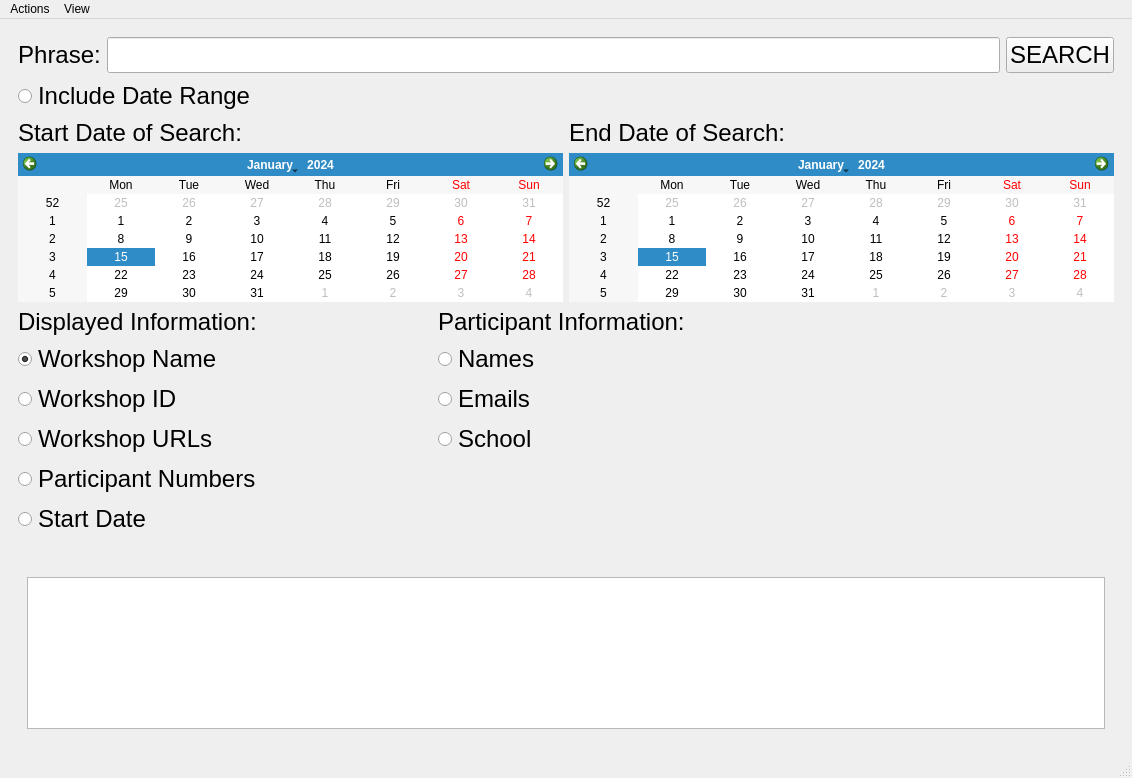
Moontok/WorkshopApp, file Workshop_App/WorkshopProgram.ui: the form before one commit.
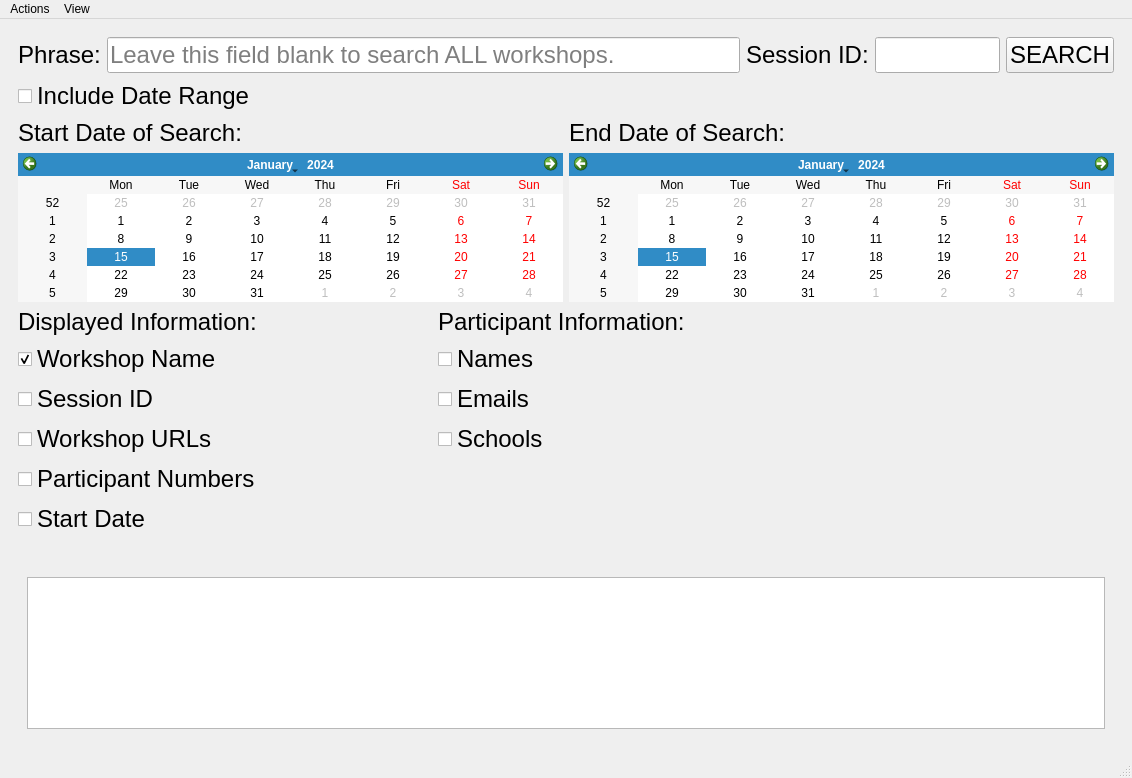
The form after the commit. Icons and pictures are not drawn.

Commit message:
Implemented Search by Session ID
Need to refactor later.

What changed in the file:
```diff
--- a/Workshop_App/WorkshopProgram.ui
+++ b/Workshop_App/WorkshopProgram.ui
@@ -58,6 +58,42 @@
                 <font>
                  <pointsize>18</pointsize>
                 </font>
+               </property>
+               <property name="placeholderText">
+                <string>Leave this field blank to search ALL workshops.</string>
+               </property>
+              </widget>
+             </item>
+             <item>
+              <widget class="QLabel" name="labelWorkshopID">
+               <property name="font">
+                <font>
+                 <pointsize>18</pointsize>
+                </font>
+               </property>
+               <property name="text">
+                <string>Session ID:</string>
+               </property>
+              </widget>
+             </item>
+             <item>
+              <widget class="QLineEdit" name="lineEditWorkshopID">
+               <property name="maximumSize">
+                <size>
+                 <width>125</width>
+                 <height>16777215</height>
+                </size>
+               </property>
+               <property name="font">
+                <font>
+                 <pointsize>18</pointsize>
+                </font>
+               </property>
+               <property name="inputMask">
+                <string/>
+               </property>
+               <property name="maxLength">
+                <number>6</number>
                </property>
               </widget>
              </item>
@@ -76,7 +112,7 @@
             </layout>
            </item>
            <item>
-            <widget class="QRadioButton" name="radioUseDate">
+            <widget class="QCheckBox" name="checkBoxUseDate">
              <property name="font">
               <font>
                <pointsize>18</pointsize>
@@ -148,7 +184,7 @@
                 </widget>
                </item>
                <item>
-                <widget class="QRadioButton" name="radioWsName">
+                <widget class="QCheckBox" name="checkBoxWsName">
                  <property name="font">
                   <font>
                    <pointsize>18</pointsize>
@@ -166,22 +202,19 @@
                 </widget>
                </item>
                <item>
-                <widget class="QRadioButton" name="radioWsID">
+                <widget class="QCheckBox" name="checkBoxWsID">
                  <property name="font">
                   <font>
                    <pointsize>18</pointsize>
                   </font>
                  </property>
                  <property name="text">
-                  <string>Workshop ID</string>
-                 </property>
-                 <property name="autoExclusive">
-                  <bool>false</bool>
+                  <string>Session ID</string>
                  </property>
                 </widget>
                </item>
                <item>
-                <widget class="QRadioButton" name="radioWsURLs">
+                <widget class="QCheckBox" name="checkBoxWsURL">
                  <property name="font">
                   <font>
                    <pointsize>18</pointsize>
@@ -196,7 +229,7 @@
                 </widget>
                </item>
                <item>
-                <widget class="QRadioButton" name="radioPartNumbers">
+                <widget class="QCheckBox" name="checkBoxWsPartNumbers">
                  <property name="font">
                   <font>
                    <pointsize>18</pointsize>
@@ -211,7 +244,7 @@
                 </widget>
                </item>
                <item>
-                <widget class="QRadioButton" name="radioWsStartDate">
+                <widget class="QCheckBox" name="checkBoxWsStartDate">
                  <property name="font">
                   <font>
                    <pointsize>18</pointsize>
@@ -261,15 +294,12 @@
                 </widget>
                </item>
                <item>
-                <widget class="QRadioButton" name="radioNames">
+                <widget class="QCheckBox" name="checkBoxNames">
                  <property name="font">
                   <font>
                    <pointsize>18</pointsize>
                   </font>
                  </property>
-                 <property name="layoutDirection">
-                  <enum>Qt::LeftToRight</enum>
-                 </property>
                  <property name="text">
                   <string>Names</string>
                  </property>
@@ -279,15 +309,12 @@
                 </widget>
                </item>
                <item>
-                <widget class="QRadioButton" name="radioEmails">
+                <widget class="QCheckBox" name="checkBoxEmails">
                  <property name="font">
                   <font>
                    <pointsize>18</pointsize>
                   </font>
                  </property>
-                 <property name="layoutDirection">
-                  <enum>Qt::LeftToRight</enum>
-                 </property>
                  <property name="text">
                   <string>Emails</string>
                  </property>
@@ -297,20 +324,14 @@
                 </widget>
                </item>
                <item>
-                <widget class="QRadioButton" name="radioSchool">
+                <widget class="QCheckBox" name="checkBoxSchools">
                  <property name="font">
                   <font>
                    <pointsize>18</pointsize>
                   </font>
                  </property>
-                 <property name="layoutDirection">
-                  <enum>Qt::LeftToRight</enum>
-                 </property>
                  <property name="text">
-                  <string>School</string>
-                 </property>
-                 <property name="autoExclusive">
-                  <bool>false</bool>
+                  <string>Schools</string>
                  </property>
                 </widget>
                </item>
```
Left out of the diff: 40 changed lines with no effect on the pictures. The commit also changes 4 other files.
